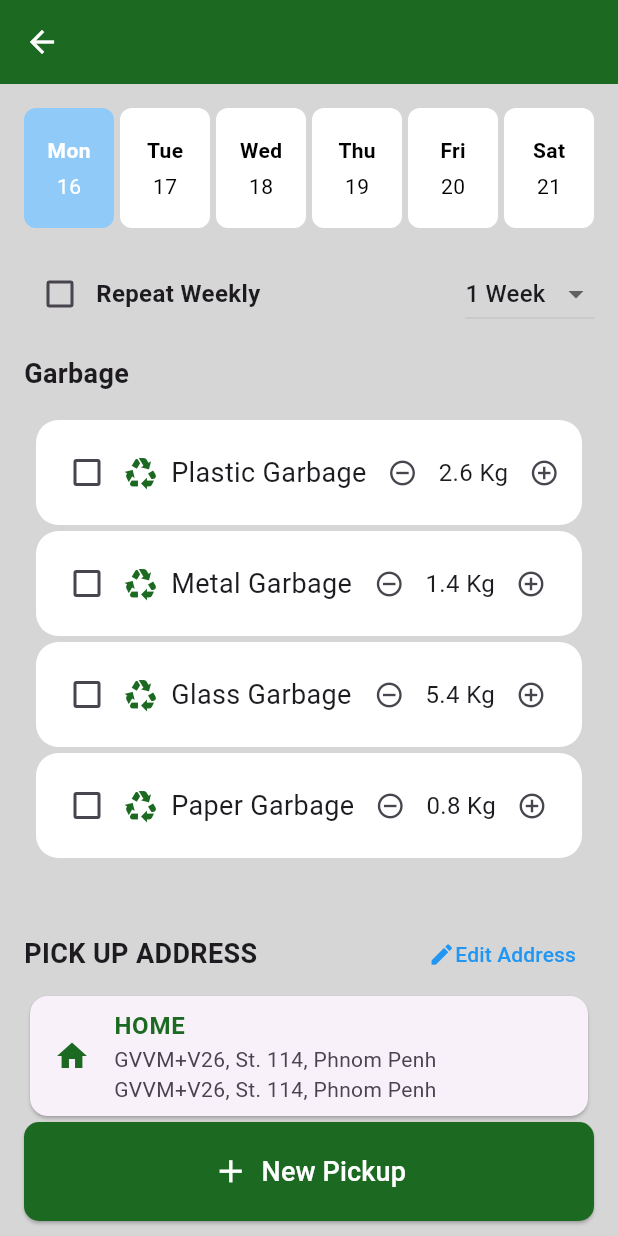
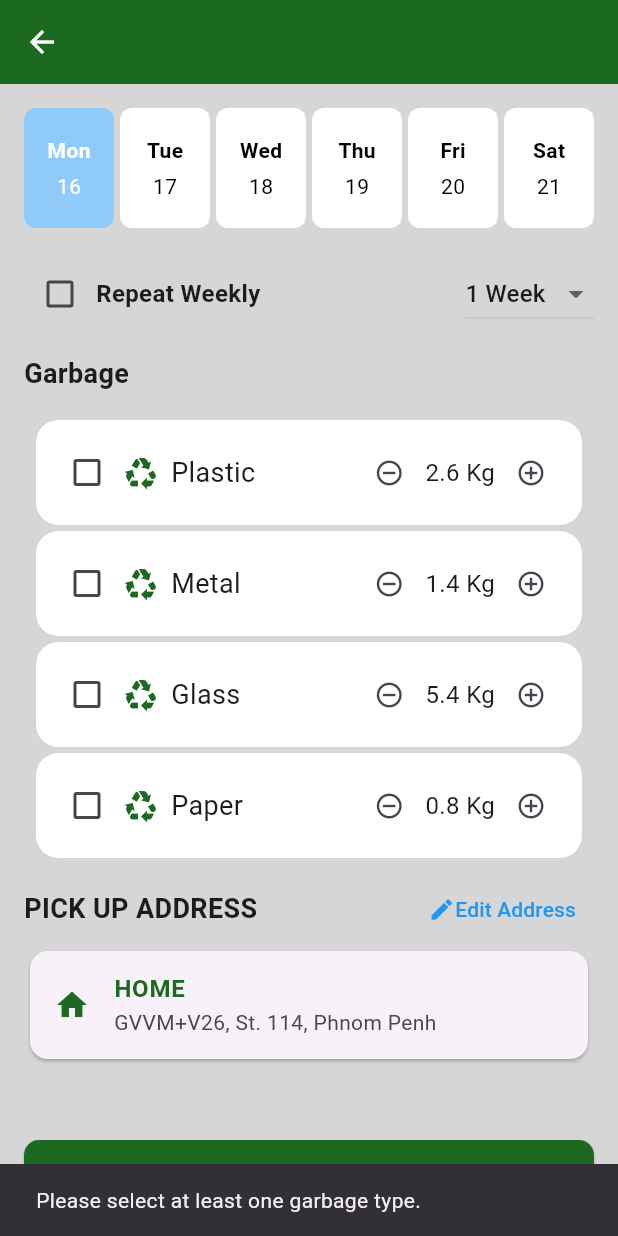
Before and after one commit to mararika69/Bin-Band-Project, a Flutter app: the SchedulePickupScreen screen opened directly, after a tap on "New Pickup", on a phone screen of 412 x 824 dp. Run offline on Flutter 3.47's test engine with Material 3 defaults, Android fonts, the phone set to English and light mode, and no system bars.

Commit message:
start post api schedule

```diff
--- a/lib/main.dart
+++ b/lib/main.dart
@@ -20,8 +20,8 @@ class MyApp extends StatelessWidget {
         colorScheme: ColorScheme.fromSeed(seedColor: Colors.deepPurple),
       ),
       // home: LoginScreen(),
-      // home: SchedulePickupScreen(),
-      home: NavigationBottomScreen(),
+      home: SchedulePickupScreen(),
+      // home: NavigationBottomScreen(),
     );
   }
 }
--- /dev/null
+++ b/lib/models/schedule_model.dart
@@ -0,0 +1,22 @@
+class PickupRequest {
+  final String date;
+  final List<String> wasteTypes;
+  final double estimateWeight;
+  final bool recurring;
+
+  PickupRequest({
+    required this.date,
+    required this.wasteTypes,
+    required this.estimateWeight,
+    required this.recurring,
+  });
+
+  Map<String, dynamic> toJson() {
+    return {
+      "date": date,
+      "wasteTypes": wasteTypes,
+      "estimateWeight": estimateWeight,
+      "recurring": recurring,
+    };
+  }
+}
--- a/lib/screens/schedule_pickup_screen .dart
+++ b/lib/screens/schedule_pickup_screen .dart
@@ -1,5 +1,6 @@
 import 'package:flutter/material.dart';
-// import 'package:lucide_icons/lucide_icons.dart';
+import 'package:http/http.dart' as http;
+import 'dart:convert';
 
 class SchedulePickupScreen extends StatefulWidget {
   @override
@@ -9,17 +10,60 @@ class SchedulePickupScreen extends StatefulWidget {
 class _SchedulePickupScreenState extends State<SchedulePickupScreen> {
   bool repeatWeekly = false;
   String dropdownValue = '1 Week';
-  final List<String> garbageTypes = [
-    'Plastic Garbage',
-    'Metal Garbage',
-    'Glass Garbage',
-    'Paper Garbage',
-  ];
+  final List<String> garbageTypes = ['Plastic', 'Metal', 'Glass', 'Paper'];
   List<bool> garbageChecked = [false, false, false, false];
+  List<double> garbageWeights = [2.6, 1.4, 5.4, 0.8];
+  int selectedDateIndex = 0;
+  String address = "GVVM+V26, St. 114, Phnom Penh";
 
-  List<double> garbageWeights = [2.6, 1.4, 5.4, 0.8];
+  Future<void> submitPickup() async {
+    List<Map<String, dynamic>> selectedGarbage = [];
+    for (int i = 0; i < garbageTypes.length; i++) {
+      if (garbageChecked[i]) {
+        selectedGarbage.add({
+          "type": garbageTypes[i],
+          "weight": garbageWeights[i]
+        });
+      }
+    }
 
-  int selectedDateIndex = 0;
+    if (selectedGarbage.isEmpty) {
+      ScaffoldMessenger.of(context).showSnackBar(
+        SnackBar(content: Text("Please select at least one garbage type."))
+      );
+      return;
+    }
+
+    final pickupData = {
+      "date": ['2025-03-25', '2025-03-26', '2025-03-27', '2025-03-28', '2025-03-29', '2025-03-30'][selectedDateIndex],
+      "repeatWeekly": repeatWeekly,
+      "interval": dropdownValue,
+      "garbage": selectedGarbage,
+      "address": address
+    };
+
+    try {
+      final response = await http.post(
+        Uri.parse("https://your-api-endpoint.com/schedule-pickup"),
+        headers: {"Content-Type": "application/json"},
+        body: jsonEncode(pickupData),
+      );
+
+      if (response.statusCode == 200) {
+        ScaffoldMessenger.of(context).showSnackBar(
+          SnackBar(content: Text("Pickup scheduled successfully!"))
+        );
+      } else {
+        ScaffoldMessenger.of(context).showSnackBar(
+          SnackBar(content: Text("Failed to schedule pickup. Try again!"))
+        );
+      }
+    } catch (e) {
+      ScaffoldMessenger.of(context).showSnackBar(
+        SnackBar(content: Text("Error: $e"))
+      );
+    }
+  }
 
   @override
   Widget build(BuildContext context) {
@@ -217,8 +261,7 @@ class _SchedulePickupScreenState extends State<SchedulePickupScreen> {
                 }),
               ),
             ),
-
-            SizedBox(height: 30),
+            SizedBox(height: 0),
             Row(
               mainAxisAlignment: MainAxisAlignment.spaceBetween,
               children: [
@@ -253,15 +296,14 @@ class _SchedulePickupScreenState extends State<SchedulePickupScreen> {
                     color: Color.fromARGB(255, 28, 106, 34), // Green color
                   ),
                 ),
-
                 subtitle: Text(
-                  'GVVM+V26, St. 114, Phnom Penh\nGVVM+V26, St. 114, Phnom Penh',
+                  address,
                 ),
               ),
             ),
-            Spacer(),
+            SizedBox(height: 50),
             ElevatedButton(
-              onPressed: () {},
+              onPressed: submitPickup,
               style: ElevatedButton.styleFrom(
                 backgroundColor: const Color.fromARGB(255, 28, 106, 34),
                 padding: EdgeInsets.symmetric(vertical: 20, horizontal: 16),
--- /dev/null
+++ b/lib/views/schedule_view.dart
@@ -0,0 +1,58 @@
+import 'package:flutter/material.dart';
+import '../controllers/schedule_controller.dart';
+
+class SchedulePickupScreen extends StatefulWidget {
+  @override
+  _SchedulePickupScreenState createState() => _SchedulePickupScreenState();
+}
+
+class _SchedulePickupScreenState extends State<SchedulePickupScreen> {
+  final PickupController _controller = PickupController();
+  bool recurring = false;
+  List<String> selectedWasteTypes = [];
+  double estimatedWeight = 0.0;
+  String selectedDate = DateTime.now().toIso8601String();
+
+  void _submitPickupRequest() async {
+    bool success = await _controller.createPickup(
+      date: selectedDate,
+      wasteTypes: selectedWasteTypes,
+      estimateWeight: estimatedWeight,
+      recurring: recurring,
+    );
+
+    if (success) {
+      ScaffoldMessenger.of(context).showSnackBar(
+        SnackBar(content: Text("Pickup scheduled successfully!")),
+      );
+    } else {
+      ScaffoldMessenger.of(context).showSnackBar(
+        SnackBar(content: Text("Failed to schedule pickup.")),
+      );
+    }
+  }
+
+  @override
+  Widget build(BuildContext context) {
+    return Scaffold(
+      appBar: AppBar(title: Text("Schedule Pickup")),
+      body: Column(
+        children: [
+          CheckboxListTile(
+            title: Text("Repeat Weekly"),
+            value: recurring,
+            onChanged: (bool? value) {
+              setState(() {
+                recurring = value ?? false;
+              });
+            },
+          ),
+          ElevatedButton(
+            onPressed: _submitPickupRequest,
+            child: Text("Submit Pickup"),
+          ),
+        ],
+      ),
+    );
+  }
+}
--- a/pubspec.yaml
+++ b/pubspec.yaml
@@ -34,6 +34,7 @@ dependencies:
   # The following adds the Cupertino Icons font to your application.
   # Use with the CupertinoIcons class for iOS style icons.
   cupertino_icons: ^1.0.8
+  http: ^1.3.0
 
 dev_dependencies:
   flutter_test:
```
Also changed, not shown: lib/controllers/schedule_controller.dart (added, +22 -0 lines), lib/services/api_service.dart (added, +78 -0 lines), lib/services/storage_service.dart (added, +23 -0 lines), pubspec.lock.
